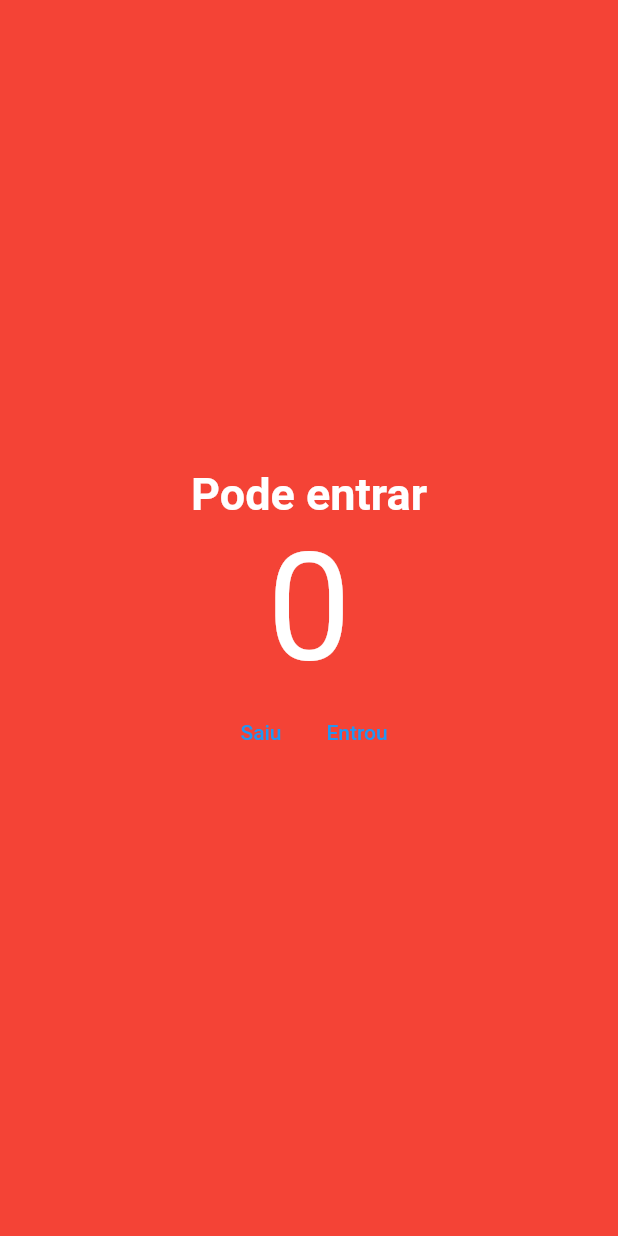
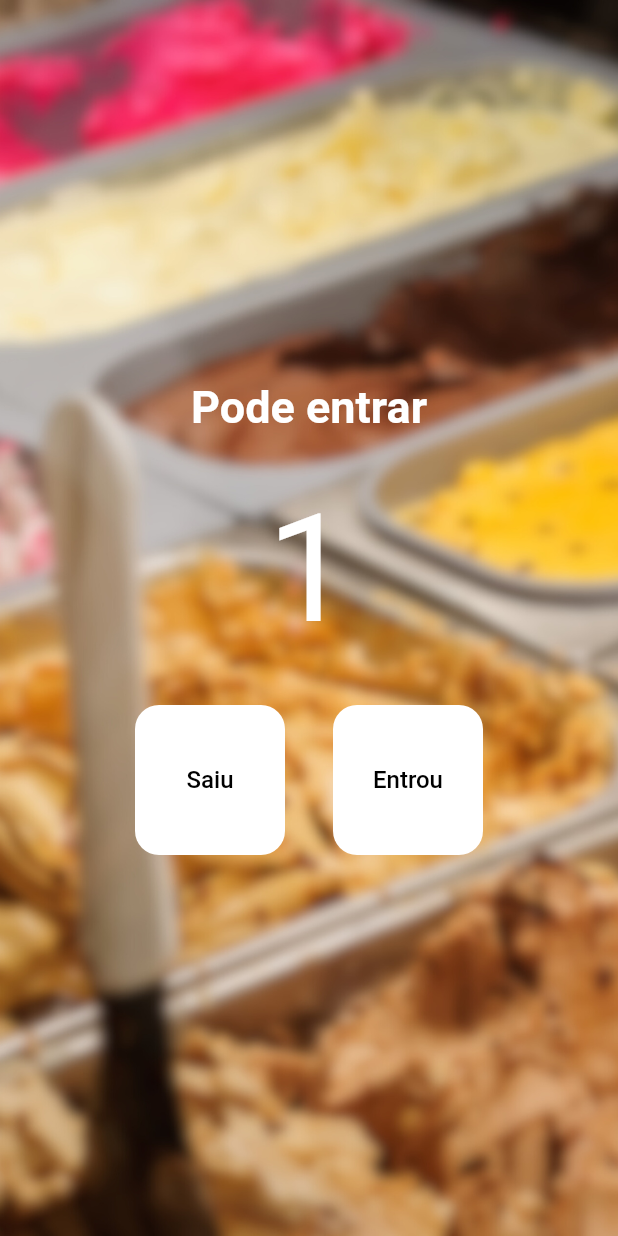
Before and after one commit to mihcristina/contador_flutter, a Flutter app: the screen it shows after launch, after a tap on "Entrou", on a phone screen of 412 x 824 dp. Run offline on Flutter 3.47's test engine with Material 2 defaults, Android fonts, the phone set to English and light mode, and no system bars.

Commit message:
Finaliza app

```diff
--- a/lib/main.dart
+++ b/lib/main.dart
@@ -9,58 +9,121 @@ class MyApp extends StatelessWidget {
 
   @override
   Widget build(BuildContext context) {
-    return const MaterialApp(home: HomePage());
+    return const MaterialApp(
+      debugShowCheckedModeBanner: false,
+      home: HomePage(),
+    );
   }
 }
 
-class HomePage extends StatelessWidget {
+class HomePage extends StatefulWidget {
   const HomePage({super.key});
 
+  @override
+  State<HomePage> createState() => _HomePageState();
+}
+
+class _HomePageState extends State<HomePage> {
+  int count = 0;
+
   void decrement() {
-    print('Decrement');
+    setState(() {
+      count--;
+    });
   }
 
   void increment() {
-    print('Incremend');
+    setState(() {
+      count++;
+    });
   }
+
+  bool get isEmpty => count == 0;
+  bool get isFull => count == 20;
 
   @override
   Widget build(BuildContext context) {
     return Scaffold(
-      backgroundColor: Colors.red,
-      body: Column(
+      body: Container(
+        decoration: const BoxDecoration(
+          image: DecorationImage(
+            image: AssetImage('assets/images/image.png'),
+            fit: BoxFit.cover,
+          ),
+        ),
+        child: Column(
           mainAxisAlignment: MainAxisAlignment.center,
           children: [
-          const Text(
-            'Pode entrar',
+            Text(
+              isFull ? 'Lotado' : 'Pode entrar',
               style: TextStyle(
                 fontSize: 30,
                 fontWeight: FontWeight.bold,
-              color: Colors.white,
+                color: isFull ? Colors.red : Colors.white,
               ),
             ),
-          const Text(
-            '0',
+            const SizedBox(
+              height: 32,
+            ),
+            Text(
+              count.toString(),
               style: TextStyle(
                 fontSize: 100,
-              color: Colors.white,
+                color: isFull ? Colors.red : Colors.white,
               ),
+            ),
+            const SizedBox(
+              height: 32,
             ),
             Row(
               mainAxisAlignment: MainAxisAlignment.center,
               children: [
                 TextButton(
-                onPressed: decrement,
-                child: Text('Saiu'),
+                  style: TextButton.styleFrom(
+                    foregroundColor: Colors.black,
+                    backgroundColor:
+                        isEmpty ? Colors.white.withOpacity(0.2) : Colors.white,
+                    fixedSize: const Size(100, 100),
+                    shape: RoundedRectangleBorder(
+                      borderRadius: BorderRadius.circular(16),
+                    ),
+                  ),
+                  onPressed: isEmpty ? null : decrement,
+                  child: const Text(
+                    'Saiu',
+                    style: TextStyle(
+                      color: Colors.black,
+                      fontSize: 16,
+                    ),
+                  ),
+                ),
+                const SizedBox(
+                  width: 32,
                 ),
                 TextButton(
-                onPressed: increment,
-                child: Text('Entrou'),
+                  style: TextButton.styleFrom(
+                    foregroundColor: Colors.black,
+                    backgroundColor:
+                        isFull ? Colors.white.withOpacity(0.2) : Colors.white,
+                    fixedSize: const Size(100, 100),
+                    shape: RoundedRectangleBorder(
+                      borderRadius: BorderRadius.circular(16),
+                    ),
+                  ),
+                  onPressed: isFull ? null : increment,
+                  child: const Text(
+                    'Entrou',
+                    style: TextStyle(
+                      color: Colors.black,
+                      fontSize: 16,
+                    ),
+                  ),
                 ),
               ],
             ),
           ],
         ),
+      ),
     );
   }
 }
--- a/pubspec.yaml
+++ b/pubspec.yaml
@@ -46,6 +46,7 @@ dev_dependencies:
   # package. See that file for information about deactivating specific lint
   # rules and activating additional ones.
   flutter_lints: ^2.0.0
+  flutter_launcher_icons: "^0.13.1"
 
 # For information on the generic Dart part of this file, see the
 # following page: https://dart.dev/tools/pub/pubspec
@@ -57,6 +58,8 @@ flutter:
   # included with your application, so that you can use the icons in
   # the material Icons class.
   uses-material-design: true
+  assets:
+    - assets/images/image.png
 
   # To add assets to your application, add an assets section, like this:
   # assets:
```
Also changed, not shown: assets/images/image.png (added), pubspec.lock. Lines whose indentation alone changed are shown as unchanged.
